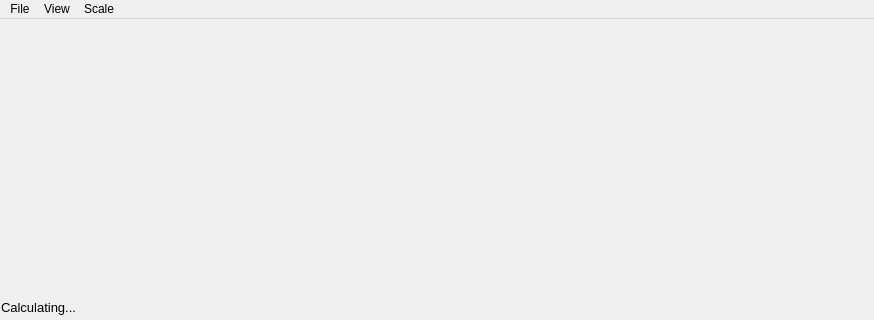
Above: layouts/graph_display_window.ui from hitranonline/hapiest before the change; both pictures show x 0 to 874 and y 0 to 320 of the 874 by 595 pixel window. Below: the same form after it.
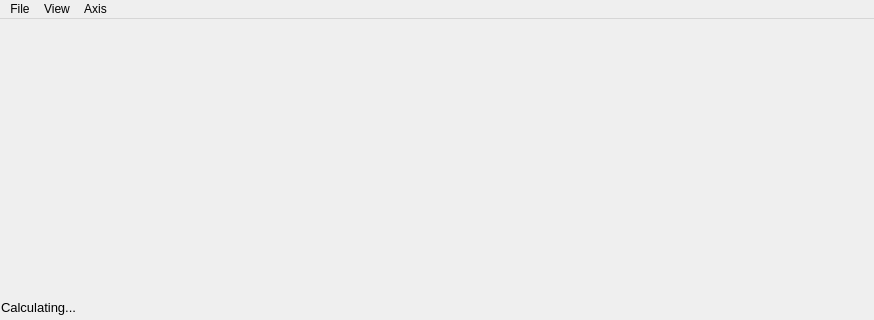
That is the form after the change.

```diff
--- a/layouts/graph_display_window.ui
+++ b/layouts/graph_display_window.ui
@@ -115,7 +115,7 @@
    </widget>
    <widget class="QMenu" name="menuScale">
     <property name="title">
-     <string>Scale</string>
+     <string>Axis</string>
     </property>
     <widget class="QMenu" name="menuX_Axis">
      <property name="enabled">
```
Left out of the diff: 4 changed lines with no effect on the pictures.
